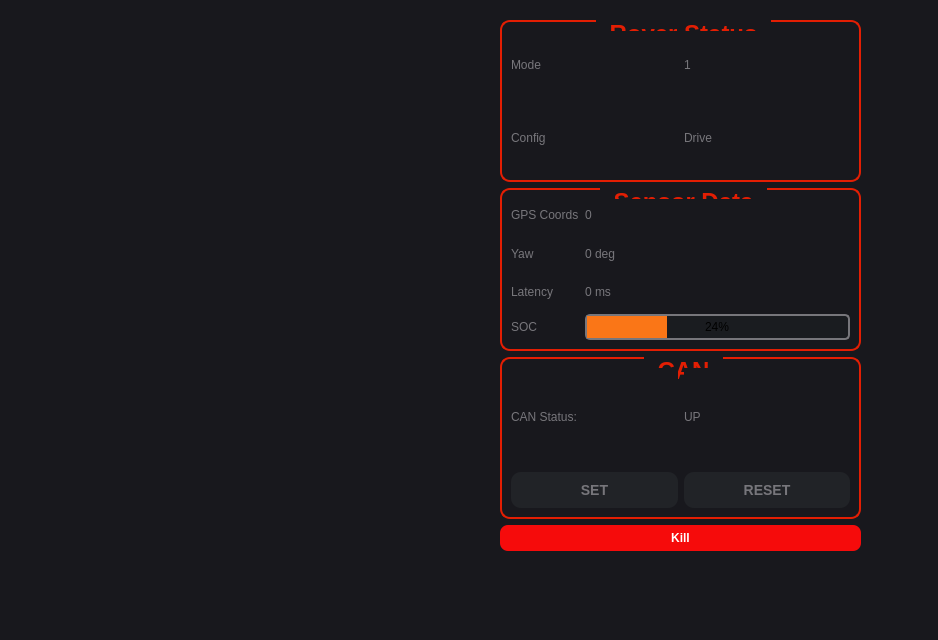
This is pythonGui/guiMain.ui in specapoorv/RovMarq as Qt 5 draws it before an edit. The edited form follows.
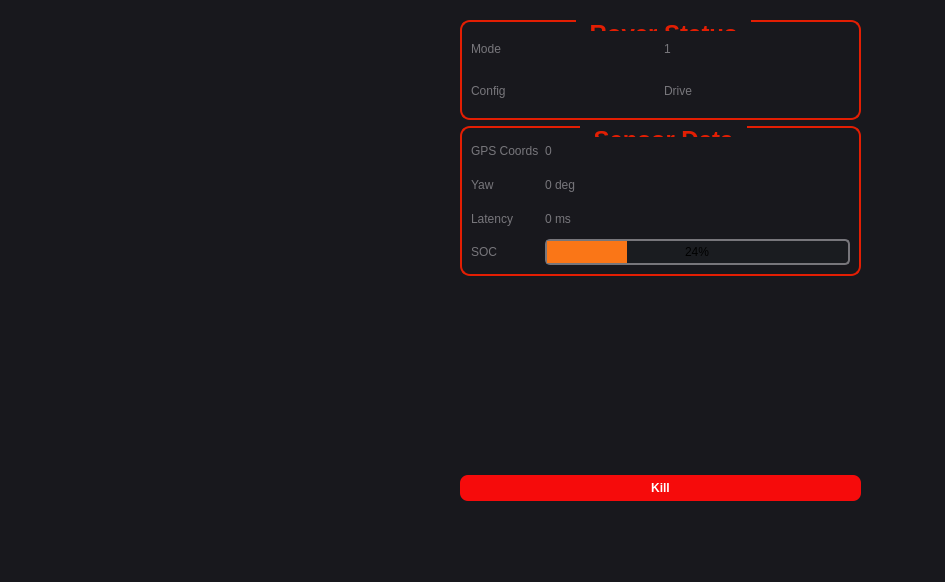
This is the edited form. Custom widgets are drawn as their Qt base class.

Diff of the .ui file:
```diff
--- a/pythonGui/guiMain.ui
+++ b/pythonGui/guiMain.ui
@@ -6,8 +6,8 @@
    <rect>
     <x>0</x>
     <y>0</y>
-    <width>938</width>
-    <height>640</height>
+    <width>945</width>
+    <height>582</height>
    </rect>
   </property>
   <property name="windowTitle">
@@ -30,15 +30,21 @@
    <widget class="QWidget" name="layoutWidget">
     <property name="geometry">
      <rect>
-      <x>500</x>
+      <x>460</x>
       <y>20</y>
-      <width>361</width>
-      <height>531</height>
+      <width>401</width>
+      <height>481</height>
      </rect>
     </property>
     <layout class="QVBoxLayout" name="verticalLayout">
      <item>
       <widget class="QGroupBox" name="CurrentRoverStatus">
+       <property name="maximumSize">
+        <size>
+         <width>160000</width>
+         <height>100</height>
+        </size>
+       </property>
        <property name="styleSheet">
         <string notr="true">QGroupBox {
 	border: 2px solid rgb(227, 30, 3);
@@ -114,6 +120,12 @@
      </item>
      <item>
       <widget class="QGroupBox" name="sensorDataPanel">
+       <property name="maximumSize">
+        <size>
+         <width>160000</width>
+         <height>150</height>
+        </size>
+       </property>
        <property name="styleSheet">
         <string notr="true">QGroupBox {
 	border: 2px solid rgb(227, 30, 3);
@@ -136,19 +148,19 @@
         <string>Sensor Data</string>
        </property>
        <layout class="QGridLayout" name="gridLayout">
-        <item row="1" column="0">
-         <widget class="QLabel" name="yawNameLabel">
+        <item row="3" column="1">
+         <widget class="QLabel" name="LatencyValueLabel">
           <property name="styleSheet">
            <string notr="true">color: rgb(119, 118, 123);
-font: 1000 18pt &quot;FreeMono&quot;;
+font: 18pt &quot;FreeMono&quot;;
 qproperty-alignment: AlignCenter;</string>
           </property>
           <property name="text">
-           <string>Yaw</string>
+           <string>0 ms</string>
           </property>
          </widget>
         </item>
-        <item row="2" column="0">
+        <item row="3" column="0">
          <widget class="QLabel" name="LatencyNameLabel">
           <property name="styleSheet">
            <string notr="true">color: rgb(119, 118, 123);
@@ -160,19 +172,7 @@
           </property>
          </widget>
         </item>
-        <item row="0" column="1">
-         <widget class="QLabel" name="GPSValuesLabel">
-          <property name="styleSheet">
-           <string notr="true">color: rgb(119, 118, 123);
-font: 18pt &quot;FreeMono&quot;;
-qproperty-alignment: AlignCenter;</string>
-          </property>
-          <property name="text">
-           <string>0</string>
-          </property>
-         </widget>
-        </item>
-        <item row="0" column="0">
+        <item row="1" column="0">
          <widget class="QLabel" name="GPSNameLabel">
           <property name="styleSheet">
            <string notr="true">color: rgb(119, 118, 123);
@@ -184,7 +184,19 @@
           </property>
          </widget>
         </item>
-        <item row="3" column="1">
+        <item row="4" column="0">
+         <widget class="QLabel" name="batteryNameLabel">
+          <property name="styleSheet">
+           <string notr="true">color: rgb(119, 118, 123);
+font: 1000 18pt &quot;FreeMono&quot;;
+qproperty-alignment: AlignCenter;</string>
+          </property>
+          <property name="text">
+           <string>SOC</string>
+          </property>
+         </widget>
+        </item>
+        <item row="4" column="1">
          <widget class="BatteryProgressBar" name="batteryProgressBar">
           <property name="styleSheet">
            <string notr="true">QProgressBar {
@@ -208,31 +220,19 @@
           </property>
          </widget>
         </item>
-        <item row="3" column="0">
-         <widget class="QLabel" name="batteryNameLabel">
+        <item row="2" column="0">
+         <widget class="QLabel" name="yawNameLabel">
           <property name="styleSheet">
            <string notr="true">color: rgb(119, 118, 123);
 font: 1000 18pt &quot;FreeMono&quot;;
 qproperty-alignment: AlignCenter;</string>
           </property>
           <property name="text">
-           <string>SOC</string>
+           <string>Yaw</string>
           </property>
          </widget>
         </item>
         <item row="2" column="1">
-         <widget class="QLabel" name="LatencyValueLabel">
-          <property name="styleSheet">
-           <string notr="true">color: rgb(119, 118, 123);
-font: 18pt &quot;FreeMono&quot;;
-qproperty-alignment: AlignCenter;</string>
-          </property>
-          <property name="text">
-           <string>0 ms</string>
-          </property>
-         </widget>
-        </item>
-        <item row="1" column="1">
          <widget class="QLabel" name="YawValueLabel">
           <property name="styleSheet">
            <string notr="true">color: rgb(119, 118, 123);
@@ -244,110 +244,64 @@
           </property>
          </widget>
         </item>
+        <item row="1" column="1">
+         <widget class="QLabel" name="GPSValuesLabel">
+          <property name="styleSheet">
+           <string notr="true">color: rgb(119, 118, 123);
+font: 18pt &quot;FreeMono&quot;;
+qproperty-alignment: AlignCenter;</string>
+          </property>
+          <property name="text">
+           <string>0</string>
+          </property>
+         </widget>
+        </item>
        </layout>
       </widget>
      </item>
      <item>
-      <widget class="QGroupBox" name="canGroupBox">
+      <widget class="NetMapWidget" name="widget" native="true">
        <property name="styleSheet">
-        <string notr="true">QGroupBox {
-	border: 2px solid rgb(227, 30, 3);
-	border-radius: 10px;
-	margin-top: 0.5ex;
-	font-size: 24px;
-	font-weight: bold;
-	font: 700 20pt &quot;Uroob&quot;;
+        <string notr="true">NetMapWidget {
+    background-color: #1a1a1a;
+    border: 2px solid #cc0000;
+    border-radius: 5px;
 }
 
-QGroupBox::title {
-	color: rgb(227, 30, 3);
-	subcontrol-origin: margin;
-	subcontrol-position: top-left;
-	padding: 0 10px;
-	font-weight: bold;
-}</string>
-       </property>
-       <property name="title">
-        <string>CAN</string>
-       </property>
-       <layout class="QGridLayout" name="gridLayout_2">
-        <item row="0" column="0">
-         <widget class="QLabel" name="canStatusNameLabel">
-          <property name="styleSheet">
-           <string notr="true">color: rgb(119, 118, 123);
-font: 1000 18pt &quot;FreeMono&quot;;
-qproperty-alignment: AlignCenter;</string>
-          </property>
-          <property name="text">
-           <string>CAN Status:</string>
-          </property>
-         </widget>
-        </item>
-        <item row="1" column="0">
-         <widget class="QPushButton" name="canSetButton">
-          <property name="styleSheet">
-           <string notr="true">QPushButton {
-    background-color: rgb(33, 35, 39);
-    color: rgb(119, 118, 123);
-    font: bold 14px;
-    border-radius: 10px;
-    padding: 10px;
-	font: 700 14pt &quot;FreeMono&quot;;
+NetMapWidget QFrame#headerFrame {
+    background-color: rgb(227, 30, 3);
+    border: none;
+    border-radius: 6px;
 }
 
-QPushButton:pressed {
-    background-color: rgb(119, 118, 123);
-	color: rgb(244, 37, 14);
-    border-style: inset;
-    padding-left: 2px;
-    padding-top: 2px;
+NetMapWidget QLabel#headerLabel {
+    color: white;
+	font: 1000 18pt &quot;Uroob&quot;;
+    font-size: 18pt;
+    font-weight: bold;
+    background: transparent;
 }
-</string>
-          </property>
-          <property name="text">
-           <string>SET</string>
-          </property>
-         </widget>
-        </item>
-        <item row="1" column="1">
-         <widget class="QPushButton" name="canResetButton">
-          <property name="styleSheet">
-           <string notr="true">QPushButton {
-    background-color: rgb(33, 35, 39);
-    color: rgb(119, 118, 123);
-    font: bold 14px;
-    border-radius: 10px;
-    padding: 10px;
-	font: 700 14pt &quot;FreeMono&quot;;
+
+NetMapWidget QFrame#deviceRow {
+    background-color: transparent;
+    border: none;
 }
 
-QPushButton:pressed {
-    background-color: rgb(119, 118, 123);
-	color: rgb(244, 37, 14);
-    border-style: inset;
-    padding-left: 2px;
-    padding-top: 2px;
+NetMapWidget QLabel#deviceName {
+	color: rgb(119, 118, 123);
+	font: 1000 12pt &quot;FreeMono&quot;;
+    background: transparent;
+    border: none;
 }
+
+NetMapWidget QLabel#deviceIP {
+	color: rgb(119, 118, 123);
+	font: 200 12pt &quot;FreeMono&quot;;
+    background: transparent;
+    border: none;
+}
 </string>
-          </property>
-          <property name="text">
-           <string>RESET</string>
-          </property>
-         </widget>
-        </item>
-        <item row="0" column="1">
-         <widget class="QLabel" name="canStatusValueLabel">
-          <property name="styleSheet">
-           <string notr="true">color: rgb(119, 118, 123);
-font: 18pt &quot;FreeMono&quot;;
-qproperty-alignment: AlignCenter;</string>
-          </property>
-          <property name="text">
-           <string>UP</string>
-          </property>
-         </widget>
-        </item>
-       </layout>
+       </property>
       </widget>
      </item>
      <item>
@@ -388,6 +342,12 @@
    <extends>QProgressBar</extends>
    <header>components.BatteryProgressBar</header>
   </customwidget>
+  <customwidget>
+   <class>NetMapWidget</class>
+   <extends>QWidget</extends>
+   <header>components.NetMapWidget</header>
+   <container>1</container>
+  </customwidget>
  </customwidgets>
  <resources/>
  <connections/>
```
Left out of the diff: 48 changed lines with no effect on the pictures.
